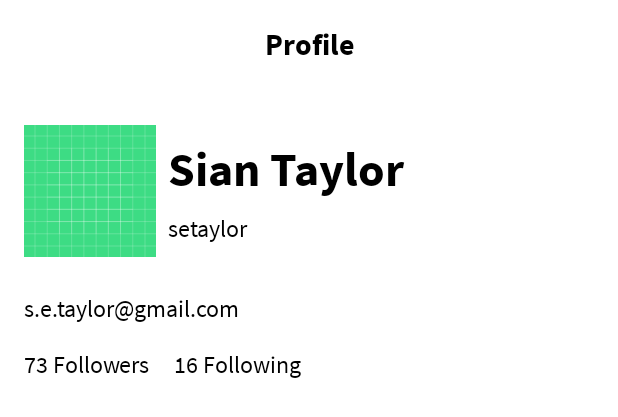
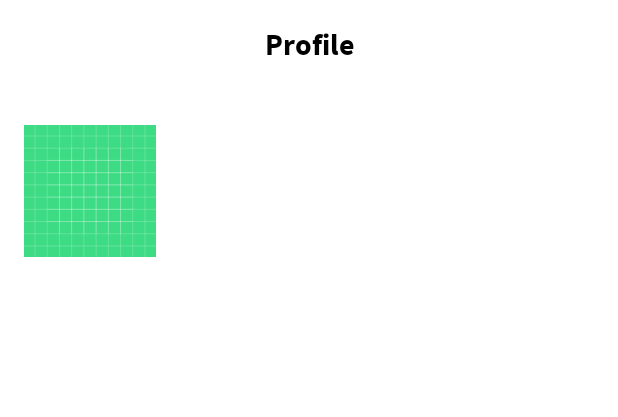
Before and after one commit to kasunchamara/challenge, an Android app: the layout adapter_user_profile.xml on its own in the app's theme, with its tools: preview values and no code run, on a phone screen of 412 x 824 dp. Shown: the top 417 px of the screen. Run offline under Robolectric (Android 15) with nearby library versions, the phone set to English and light mode, and no system bars.

Commit message:
Optimize code

```diff
--- a/app/src/main/java/com/mobile/otrium/ui/view/ProfileFragment.kt
+++ b/app/src/main/java/com/mobile/otrium/ui/view/ProfileFragment.kt
@@ -168,7 +168,7 @@ class ProfileFragment : DaggerFragment(), ProfileContract.View,
                     listPinnedUserRepos,
                     Constants.VERTICAL
                 )
-            pinnedReposListUser.title = "Pinned"
+            pinnedReposListUser.title = context?.resources?.getString(R.string.pinned).toString()
             list.add(pinnedReposListUser)
         }
 
@@ -193,7 +193,7 @@ class ProfileFragment : DaggerFragment(), ProfileContract.View,
                     listTopUserRepos,
                     Constants.HORIZONTAL
                 )
-            topReposListUser.title = "Top repositories"
+            topReposListUser.title = context?.resources?.getString(R.string.top_repo).toString()
             list.add(topReposListUser)
         }
 
@@ -218,7 +218,7 @@ class ProfileFragment : DaggerFragment(), ProfileContract.View,
                     listStarredUserRepos,
                     Constants.HORIZONTAL
                 )
-            starredReposListUser.title = "Starred repositories"
+            starredReposListUser.title = context?.resources?.getString(R.string.starred_repo).toString()
             list.add(starredReposListUser)
         }
 
--- a/app/src/main/res/layout/activity_main.xml
+++ b/app/src/main/res/layout/activity_main.xml
@@ -7,7 +7,7 @@
     tools:context=".ui.view.MainActivity">
 
     <!-- Render profile fragment in main activity view -->
-    <fragment
+    <androidx.fragment.app.FragmentContainerView
         android:id="@+id/profileFragment"
         android:layout_width="0dp"
         android:layout_height="0dp"
--- a/app/src/main/res/layout/adapter_user_profile.xml
+++ b/app/src/main/res/layout/adapter_user_profile.xml
@@ -17,8 +17,8 @@
         android:fontFamily="@font/source_sans_pro_bold"
         android:gravity="center"
         android:text="@string/profile"
-        android:textColor="#000000"
-        android:textSize="20dp"
+        android:textColor="@color/black"
+        android:textSize="20sp"
         app:layout_constraintEnd_toEndOf="parent"
         app:layout_constraintStart_toStartOf="parent"
         app:layout_constraintTop_toTopOf="parent" />
@@ -32,7 +32,7 @@
         android:layout_marginEnd="16dp"
         android:fontFamily="@font/source_sans_pro_bold"
         android:gravity="start"
-        tools:text="Sian Taylor"
+        tools:text=""
         android:textColor="#000000"
         android:textSize="32sp"
         app:layout_constraintBottom_toTopOf="@+id/login"
@@ -50,7 +50,7 @@
         android:layout_marginEnd="16dp"
         android:fontFamily="@font/source_sans_pro_regular"
         android:gravity="start"
-        tools:text="setaylor"
+        tools:text=""
         android:textColor="#000000"
         android:textSize="16sp"
         app:layout_constraintBottom_toBottomOf="@+id/avatar"
@@ -68,7 +68,8 @@
         android:layout_marginTop="40dp"
         app:layout_constraintStart_toStartOf="parent"
         app:layout_constraintTop_toBottomOf="@+id/profileTextview"
-        android:src="@drawable/ic_launcher_background" />
+        android:src="@drawable/ic_launcher_background"
+        android:contentDescription="@string/avatar_preview" />
 
     <!-- User email -->
     <TextView
@@ -83,7 +84,7 @@
         app:layout_constraintEnd_toEndOf="parent"
         app:layout_constraintStart_toStartOf="@+id/avatar"
         app:layout_constraintTop_toBottomOf="@+id/avatar"
-        tools:text="s.e.taylor@gmail.com" />
+        tools:text="" />
 
     <!-- Followers count -->
     <TextView
@@ -96,7 +97,7 @@
         android:textSize="16sp"
         app:layout_constraintStart_toStartOf="@+id/avatar"
         app:layout_constraintTop_toBottomOf="@+id/email"
-        tools:text="73 Followers" />
+        tools:text="" />
 
     <!-- Following count-->
     <TextView
@@ -110,5 +111,5 @@
         android:textSize="16sp"
         app:layout_constraintStart_toEndOf="@+id/followers"
         app:layout_constraintTop_toBottomOf="@+id/email"
-        tools:text="16 Following" />
+        tools:text="" />
 </androidx.constraintlayout.widget.ConstraintLayout>
--- a/app/src/main/res/layout/fragment_profile.xml
+++ b/app/src/main/res/layout/fragment_profile.xml
@@ -19,7 +19,7 @@
             android:id="@+id/vertical_recyclerview"
             android:layout_width="match_parent"
             android:layout_height="wrap_content"
-            android:layout_alignParentLeft="true"
+            android:layout_alignParentStart="true"
             android:layout_alignParentTop="true" />
     </androidx.swiperefreshlayout.widget.SwipeRefreshLayout>
 
```
Also changed, not shown: app/build.gradle (+12 -8 lines), app/src/main/res/layout/adapter_repo.xml (+6 -3 lines), app/src/main/res/values/strings.xml (+11 -0 lines).
